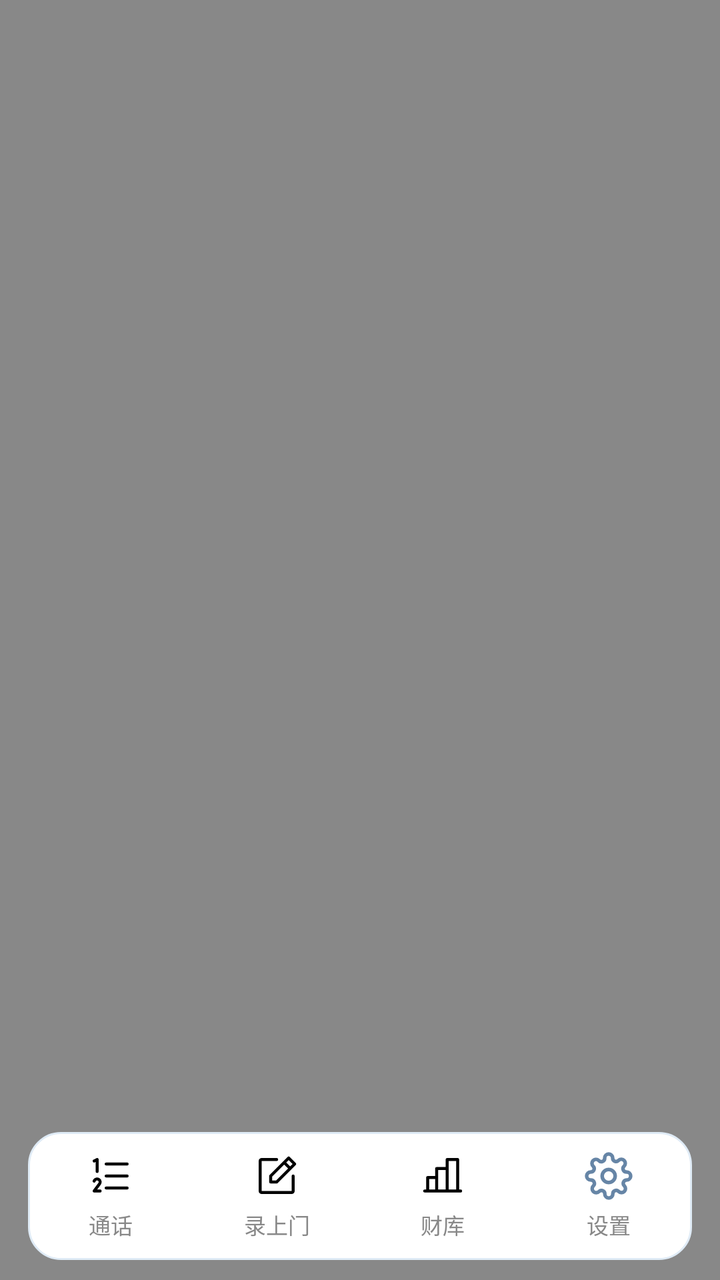
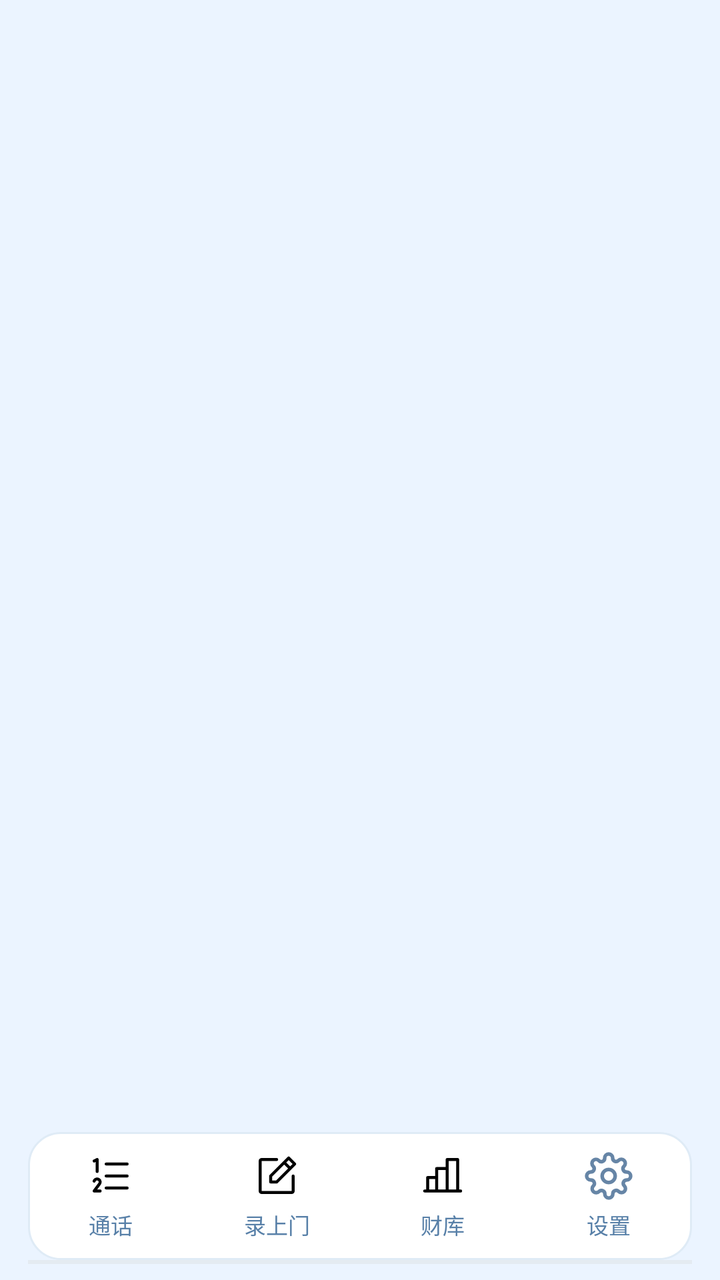

Screens rendered from an Android XML layout before and after an edit, with the pre-edit source and the edit as a unified diff.
<!-- AndroidManifest.xml: application theme Theme.AutoDial -->
<!-- res/layout/activity_main.xml -->
<?xml version="1.0" encoding="utf-8"?>
<LinearLayout xmlns:android="http://schemas.android.com/apk/res/android"
    android:layout_width="match_parent"
    android:layout_height="match_parent"
    android:orientation="vertical"
    android:tag="bg"
    android:background="#888888"
    android:paddingStart="14dp"
    android:paddingTop="8dp"
    android:paddingEnd="14dp"
    android:paddingBottom="8dp">

    
    <androidx.viewpager2.widget.ViewPager2
        android:id="@+id/viewPager"
        android:layout_width="match_parent"
        android:layout_height="0dp"
        android:layout_weight="1"
        android:clipToPadding="false" />

    
    <LinearLayout
        android:id="@+id/bottomNavContainer"
        android:layout_width="match_parent"
        android:layout_height="64dp"
        android:layout_marginTop="8dp"
        android:tag="navBar"
        android:background="@drawable/bg_v3_nav"
        android:gravity="center"
        android:orientation="horizontal">

        
        <LinearLayout
            android:id="@+id/tabCallLog"
            android:layout_width="0dp"
            android:layout_height="match_parent"
            android:layout_weight="1"
            android:gravity="center"
            android:orientation="vertical"
            android:paddingTop="10dp"
            android:paddingBottom="10dp">

            <ImageView
                android:id="@+id/tabCallLogIcon"
                android:layout_width="24dp"
                android:layout_height="24dp"
                android:src="@drawable/ic_ph_list_numbers" />

            <TextView
                android:id="@+id/tabCallLogLabel"
                android:layout_width="wrap_content"
                android:layout_height="wrap_content"
                android:layout_marginTop="4dp"
                android:text="通话"
                android:tag="text2"
                android:textColor="#888888"
                android:textSize="11sp" />
        </LinearLayout>

        
        <LinearLayout
            android:id="@+id/tabRegister"
            android:layout_width="0dp"
            android:layout_height="match_parent"
            android:layout_weight="1"
            android:gravity="center"
            android:orientation="vertical"
            android:paddingTop="10dp"
            android:paddingBottom="10dp">

            <ImageView
                android:id="@+id/tabRegisterIcon"
                android:layout_width="24dp"
                android:layout_height="24dp"
                android:src="@drawable/ic_ph_note_pencil" />

            <TextView
                android:id="@+id/tabRegisterLabel"
                android:layout_width="wrap_content"
                android:layout_height="wrap_content"
                android:layout_marginTop="4dp"
                android:text="录上门"
                android:tag="text2"
                android:textColor="#888888"
                android:textSize="11sp" />
        </LinearLayout>

        
        <LinearLayout
            android:id="@+id/tabStats"
            android:layout_width="0dp"
            android:layout_height="match_parent"
            android:layout_weight="1"
            android:gravity="center"
            android:orientation="vertical"
            android:paddingTop="10dp"
            android:paddingBottom="10dp">

            <ImageView
                android:id="@+id/tabStatsIcon"
                android:layout_width="24dp"
                android:layout_height="24dp"
                android:src="@drawable/ic_ph_chart_bar" />

            <TextView
                android:id="@+id/tabStatsLabel"
                android:layout_width="wrap_content"
                android:layout_height="wrap_content"
                android:layout_marginTop="4dp"
                android:text="财库"
                android:tag="text2"
                android:textColor="#888888"
                android:textSize="11sp" />
        </LinearLayout>

        
        <LinearLayout
            android:id="@+id/tabConnect"
            android:layout_width="0dp"
            android:layout_height="match_parent"
            android:layout_weight="1"
            android:gravity="center"
            android:orientation="vertical"
            android:paddingTop="10dp"
            android:paddingBottom="10dp">

            <ImageView
                android:id="@+id/tabConnectIcon"
                android:layout_width="24dp"
                android:layout_height="24dp"
                android:src="@drawable/ic_tab_settings" />

            <TextView
                android:id="@+id/tabConnectLabel"
                android:layout_width="wrap_content"
                android:layout_height="wrap_content"
                android:layout_marginTop="4dp"
                android:text="设置"
                android:tag="text2"
                android:textColor="#888888"
                android:textSize="11sp" />
        </LinearLayout>

    </LinearLayout>

    
    <View
        android:layout_width="match_parent"
        android:layout_height="2dp"
        android:tag="divider"
        android:background="#888888" />

</LinearLayout>
<!-- resources referenced by this layout -->
<resources>
  <!-- drawable bg_v3_nav (drawable) -->
  <?xml version="1.0" encoding="utf-8"?>
  <shape xmlns:android="http://schemas.android.com/apk/res/android" android:shape="rectangle">
      <solid android:color="#FFFFFF" />
      <stroke android:width="1dp" android:color="#DFEBF6" />
      <corners android:radius="16dp" />
  </shape>
  <!-- drawable ic_ph_chart_bar (drawable) -->
  <?xml version="1.0" encoding="utf-8"?>
  <vector xmlns:android="http://schemas.android.com/apk/res/android"
      android:width="24dp" android:height="24dp"
      android:viewportWidth="256" android:viewportHeight="256">
      <path android:fillColor="#000000" android:pathData="M224,200h-8V40a8,8,0,0,0-8-8H152a8,8,0,0,0-8,8V80H96a8,8,0,0,0-8,8v40H48a8,8,0,0,0-8,8v64H32a8,8,0,0,0,0,16H224a8,8,0,0,0,0-16ZM160,48h40V200H160ZM104,96h40V200H104ZM56,144H88v56H56Z" />
  </vector>
  <!-- drawable ic_ph_list_numbers (drawable) -->
  <?xml version="1.0" encoding="utf-8"?>
  <vector xmlns:android="http://schemas.android.com/apk/res/android"
      android:width="24dp" android:height="24dp"
      android:viewportWidth="256" android:viewportHeight="256">
      <path android:fillColor="#000000" android:pathData="M224,128a8,8,0,0,1-8,8H104a8,8,0,0,1,0-16H216A8,8,0,0,1,224,128ZM104,72H216a8,8,0,0,0,0-16H104a8,8,0,0,0,0,16ZM216,184H104a8,8,0,0,0,0,16H216a8,8,0,0,0,0-16ZM43.58,55.16,48,52.94V104a8,8,0,0,0,16,0V40a8,8,0,0,0-11.58-7.16l-16,8a8,8,0,0,0,7.16,14.32ZM79.77,156.72a23.73,23.73,0,0,0-9.6-15.95,24.86,24.86,0,0,0-34.11,4.7,23.63,23.63,0,0,0-3.57,6.46,8,8,0,1,0,15,5.47,7.84,7.84,0,0,1,1.18-2.13,8.76,8.76,0,0,1,12-1.59A7.91,7.91,0,0,1,63.93,159a7.64,7.64,0,0,1-1.57,5.78,1,1,0,0,0-.08.11L33.59,203.21A8,8,0,0,0,40,216H72a8,8,0,0,0,0-16H56l19.08-25.53A23.47,23.47,0,0,0,79.77,156.72Z" />
  </vector>
  <!-- drawable ic_ph_note_pencil (drawable) -->
  <?xml version="1.0" encoding="utf-8"?>
  <vector xmlns:android="http://schemas.android.com/apk/res/android"
      android:width="24dp" android:height="24dp"
      android:viewportWidth="256" android:viewportHeight="256">
      <path android:fillColor="#000000" android:pathData="M229.66,58.34l-32-32a8,8,0,0,0-11.32,0l-96,96A8,8,0,0,0,88,128v32a8,8,0,0,0,8,8h32a8,8,0,0,0,5.66-2.34l96-96A8,8,0,0,0,229.66,58.34ZM124.69,152H104V131.31l64-64L188.69,88ZM200,76.69,179.31,56,192,43.31,212.69,64ZM224,128v80a16,16,0,0,1-16,16H48a16,16,0,0,1-16-16V48A16,16,0,0,1,48,32h80a8,8,0,0,1,0,16H48V208H208V128a8,8,0,0,1,16,0Z" />
  </vector>
  <style name="Theme.AutoDial" parent="Theme.MaterialComponents.DayNight.NoActionBar">
          <item name="colorPrimary">#C9A84C</item>
          <item name="colorPrimaryDark">#111318</item>
          <item name="colorAccent">#F0C040</item>
          <item name="android:windowBackground">#111318</item>
          <item name="android:statusBarColor">#111318</item>
          <item name="android:navigationBarColor">#111318</item>
      </style>
  <!-- unchanged entries left out for length: 1 -->
</resources>

<!-- the commit's change to res/layout/activity_main.xml (unified diff, before → after) -->
@@ -4,7 +4,7 @@
     android:layout_height="match_parent"
     android:orientation="vertical"
     android:tag="bg"
-    android:background="#888888"
+    android:background="?attr/ad_colorBg"
     android:paddingStart="14dp"
     android:paddingTop="8dp"
     android:paddingEnd="14dp"
@@ -53,7 +53,7 @@
                 android:layout_marginTop="4dp"
                 android:text="通话"
                 android:tag="text2"
-                android:textColor="#888888"
+                android:textColor="?attr/ad_colorTextSecondary"
                 android:textSize="11sp" />
         </LinearLayout>
 
@@ -81,7 +81,7 @@
                 android:layout_marginTop="4dp"
                 android:text="录上门"
                 android:tag="text2"
-                android:textColor="#888888"
+                android:textColor="?attr/ad_colorTextSecondary"
                 android:textSize="11sp" />
         </LinearLayout>
 
@@ -109,7 +109,7 @@
                 android:layout_marginTop="4dp"
                 android:text="财库"
                 android:tag="text2"
-                android:textColor="#888888"
+                android:textColor="?attr/ad_colorTextSecondary"
                 android:textSize="11sp" />
         </LinearLayout>
 
@@ -137,7 +137,7 @@
                 android:layout_marginTop="4dp"
                 android:text="设置"
                 android:tag="text2"
-                android:textColor="#888888"
+                android:textColor="?attr/ad_colorTextSecondary"
                 android:textSize="11sp" />
         </LinearLayout>
 
@@ -148,6 +148,6 @@
         android:layout_width="match_parent"
         android:layout_height="2dp"
         android:tag="divider"
-        android:background="#888888" />
+        android:background="?attr/ad_colorDivider" />
 
 </LinearLayout>
<!-- resource entries referenced after the edit -->
@@ -29,12 +29,23 @@
       <path android:fillColor="#000000" android:pathData="M229.66,58.34l-32-32a8,8,0,0,0-11.32,0l-96,96A8,8,0,0,0,88,128v32a8,8,0,0,0,8,8h32a8,8,0,0,0,5.66-2.34l96-96A8,8,0,0,0,229.66,58.34ZM124.69,152H104V131.31l64-64L188.69,88ZM200,76.69,179.31,56,192,43.31,212.69,64ZM224,128v80a16,16,0,0,1-16,16H48a16,16,0,0,1-16-16V48A16,16,0,0,1,48,32h80a8,8,0,0,1,0,16H48V208H208V128a8,8,0,0,1,16,0Z" />
   </vector>
   <style name="Theme.AutoDial" parent="Theme.MaterialComponents.DayNight.NoActionBar">
-          <item name="colorPrimary">#C9A84C</item>
-          <item name="colorPrimaryDark">#111318</item>
-          <item name="colorAccent">#F0C040</item>
-          <item name="android:windowBackground">#111318</item>
-          <item name="android:statusBarColor">#111318</item>
-          <item name="android:navigationBarColor">#111318</item>
+          <item name="colorPrimary">#2B6CC4</item>
+          <item name="colorPrimaryDark">#1A56A8</item>
+          <item name="colorAccent">#4A90E0</item>
+          <item name="android:windowBackground">#EBF4FF</item>
+          <item name="android:statusBarColor">#EBF4FF</item>
+          <item name="android:navigationBarColor">#EBF4FF</item>
+          
+          <item name="ad_colorPrimary">#2B6CC4</item>
+          <item name="ad_colorPrimaryLight">#4A90E0</item>
+          <item name="ad_colorBg">#EBF4FF</item>
+          <item name="ad_colorSurface">#FFFFFF</item>
+          <item name="ad_colorSurface2">#D8ECFC</item>
+          <item name="ad_colorTextPrimary">#162840</item>
+          <item name="ad_colorTextSecondary">#5880A8</item>
+          <item name="ad_colorGreen">#40C057</item>
+          <item name="ad_colorDivider">#E4EBF1</item>
+          <item name="ad_colorBanner">#E3EEFB</item>
       </style>
   <!-- unchanged entries left out for length: 1 -->
 </resources>
